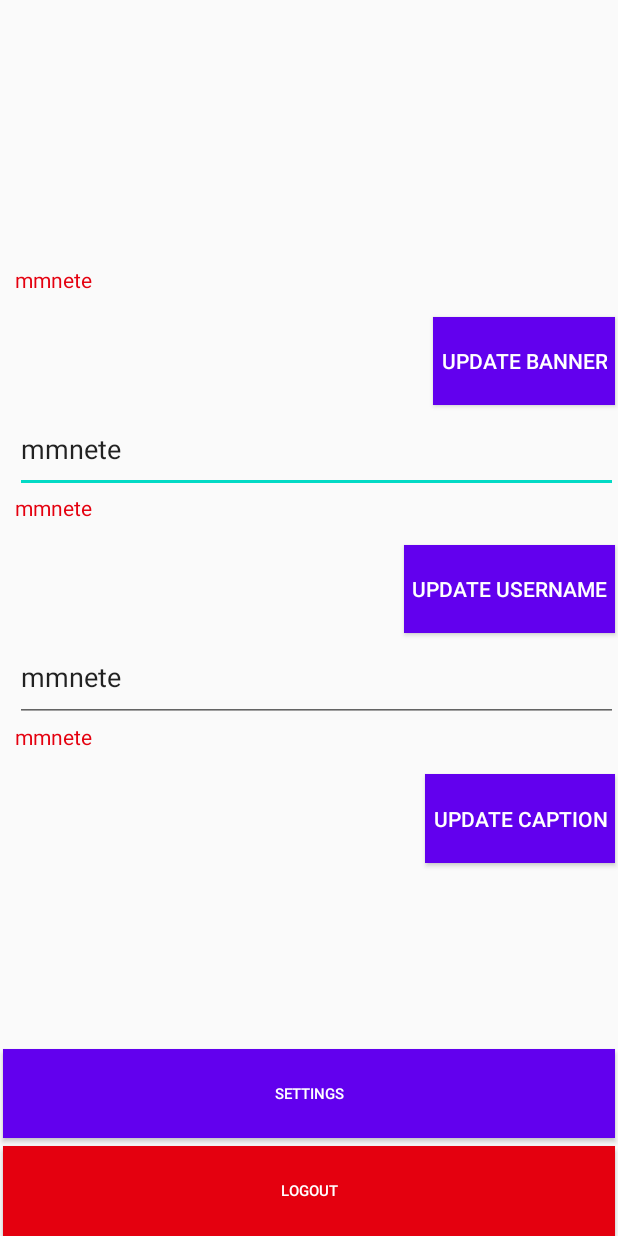
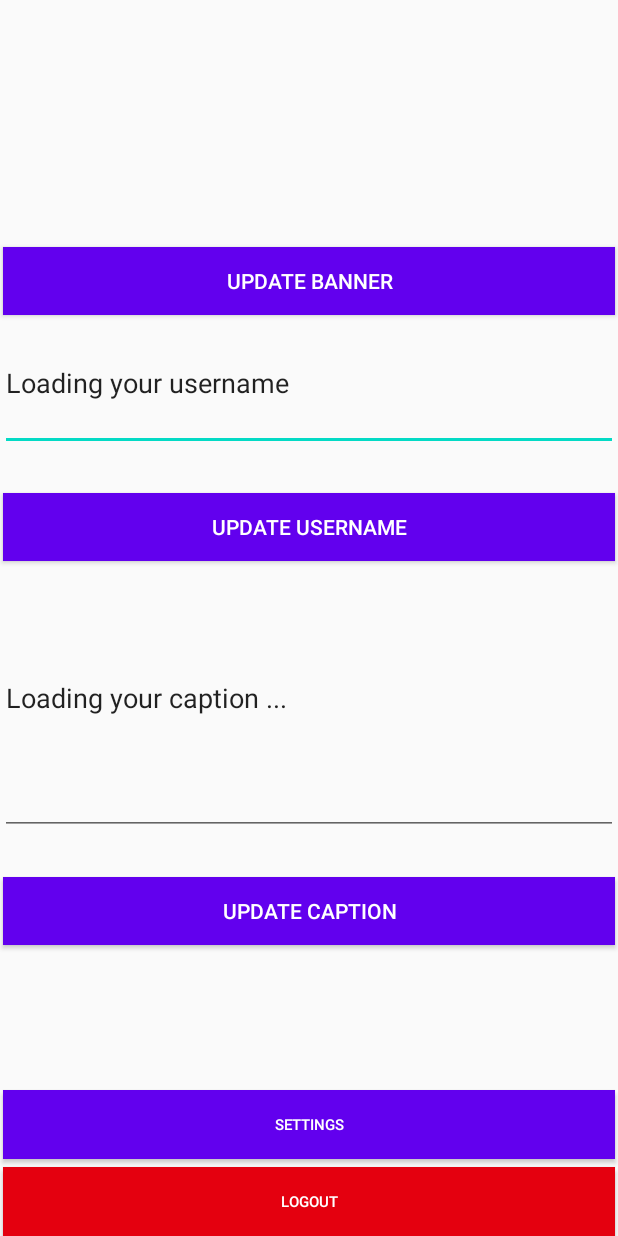
Before and after one commit to osmanduru1/World_noise_repo, an Android app: the layout fragment_profile.xml on its own in the app's theme, with its tools: preview values and no code run, on a phone screen of 412 x 824 dp. Run offline under Robolectric (Android 15) with nearby library versions, the phone set to English and light mode, and no system bars.

Commit message:
Loading user profile from database

```diff
--- a/app/build.gradle
+++ b/app/build.gradle
@@ -25,6 +25,7 @@ android {
 
 dependencies {
     implementation fileTree(dir: "libs", include: ["*.jar"])
+    implementation 'com.fasterxml.jackson.core:jackson-databind:2.11.1'
     implementation 'androidx.appcompat:appcompat:1.2.0'
     implementation 'androidx.constraintlayout:constraintlayout:2.0.4'
     implementation 'com.google.android.material:material:1.1.0'
--- a/app/src/main/res/layout/fragment_profile.xml
+++ b/app/src/main/res/layout/fragment_profile.xml
@@ -20,13 +20,11 @@
         android:layout_width="match_parent"
         android:layout_height="0dp"
         android:layout_weight="0.5"
-        android:textColor="#e4000f"
-        android:text="mmnete"
-        android:layout_marginLeft="10dp"/>
+        android:textColor="#e4000f"/>
 
     <Button
         android:id="@+id/updateBannerButton"
-        android:layout_width="wrap_content"
+        android:layout_width="match_parent"
         android:layout_height="0dp"
         android:layout_weight="1"
         android:text="@string/update_banner_button"
@@ -40,25 +38,22 @@
         android:layout_gravity="end"/>
 
     <EditText
-    android:id="@+id/userName"
-    android:layout_width="match_parent"
-    android:layout_height="0dp"
-    android:layout_weight="1"
-    android:text="mmnete"
-    android:layout_marginLeft="10dp"/>
+        android:id="@+id/userName"
+        android:layout_width="match_parent"
+        android:layout_height="0dp"
+        android:layout_weight="2"
+        android:text="Loading your username"/>
 
     <TextView
         android:id="@+id/userNameUpdateError"
         android:layout_width="match_parent"
         android:layout_height="0dp"
         android:layout_weight="0.5"
-        android:textColor="#e4000f"
-        android:text="mmnete"
-        android:layout_marginLeft="10dp"/>
+        android:textColor="#e4000f"/>
 
     <Button
         android:id="@+id/updateUsernameButton"
-        android:layout_width="wrap_content"
+        android:layout_width="match_parent"
         android:layout_height="0dp"
         android:layout_weight="1"
         android:text="@string/update_username_button"
@@ -75,22 +70,19 @@
         android:id="@+id/userCaption"
         android:layout_width="match_parent"
         android:layout_height="0dp"
-        android:layout_weight="1"
-        android:text="mmnete"
-        android:layout_marginLeft="10dp"/>
+        android:layout_weight="4"
+        android:text="Loading your caption ..."/>
 
     <TextView
         android:id="@+id/userCaptionUpdateError"
         android:layout_width="match_parent"
         android:layout_height="0dp"
         android:layout_weight="0.5"
-        android:textColor="#e4000f"
-        android:text="mmnete"
-        android:layout_marginLeft="10dp"/>
+        android:textColor="#e4000f"/>
 
     <Button
         android:id="@+id/updateCaptionButton"
-        android:layout_width="wrap_content"
+        android:layout_width="match_parent"
         android:layout_height="0dp"
         android:layout_weight="1"
         android:text="@string/update_caption_button"
```
Also changed, not shown: app/src/main/java/com/example/dunyasesi/ui/main/ProfileFragment.java (+23 -2 lines), app/src/main/java/com/example/dunyasesi/ui/main/ProfileInfo.java (added, +40 -0 lines), app/src/main/java/com/example/dunyasesi/util.java (+62 -0 lines).
